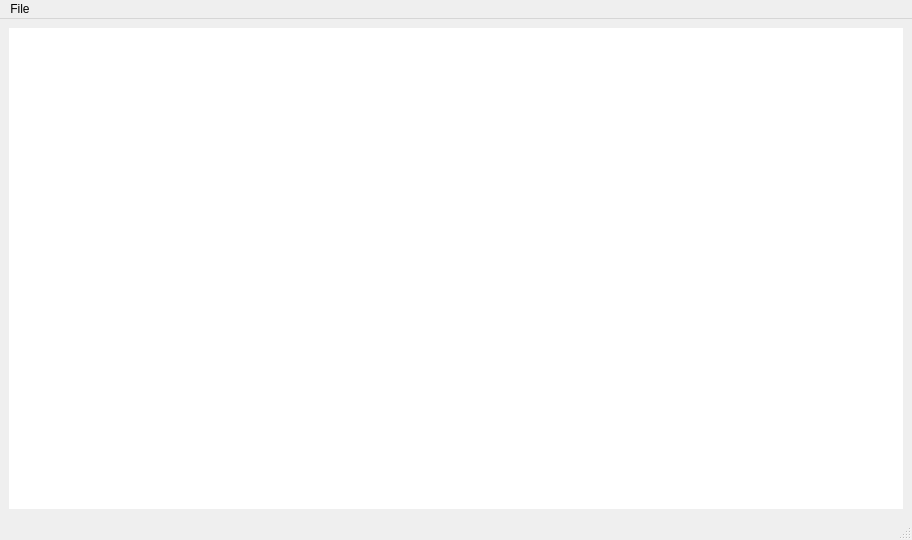
Qt form src/GridCal/Gui/Analysis/gui.ui (SanPen/GridCal) before a commit.
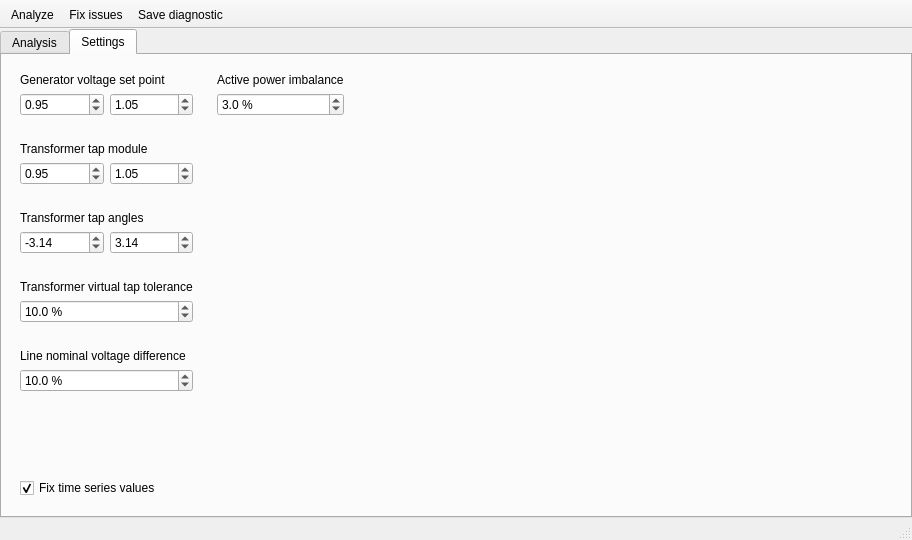
The same form after that commit. The open tabs and pages were chosen to show the change. Icons and pictures are not drawn.

Commit message: Now the analysis tool can also fix most detected errors

Diff of the .ui file:
```diff
--- a/src/GridCal/Gui/Analysis/gui.ui
+++ b/src/GridCal/Gui/Analysis/gui.ui
@@ -14,39 +14,367 @@
    <string>Grid Analysis Dialog</string>
   </property>
   <widget class="QWidget" name="centralwidget">
-   <layout class="QVBoxLayout" name="verticalLayout">
+   <layout class="QVBoxLayout" name="verticalLayout_2">
+    <property name="leftMargin">
+     <number>0</number>
+    </property>
+    <property name="topMargin">
+     <number>0</number>
+    </property>
+    <property name="rightMargin">
+     <number>0</number>
+    </property>
+    <property name="bottomMargin">
+     <number>0</number>
+    </property>
     <item>
-     <widget class="QTreeView" name="logsTreeView">
-      <property name="frameShape">
-       <enum>QFrame::NoFrame</enum>
+     <widget class="QTabWidget" name="tabWidget">
+      <property name="currentIndex">
+       <number>0</number>
       </property>
+      <widget class="QWidget" name="tab">
+       <attribute name="icon">
+        <iconset resource="icons.qrc">
+         <normaloff>:/icons/icons/inputs_analysis 2.svg</normaloff>:/icons/icons/inputs_analysis 2.svg</iconset>
+       </attribute>
+       <attribute name="title">
+        <string>Analysis</string>
+       </attribute>
+       <layout class="QVBoxLayout" name="verticalLayout">
+        <property name="leftMargin">
+         <number>0</number>
+        </property>
+        <property name="topMargin">
+         <number>0</number>
+        </property>
+        <property name="rightMargin">
+         <number>0</number>
+        </property>
+        <property name="bottomMargin">
+         <number>0</number>
+        </property>
+        <item>
+         <widget class="QTreeView" name="logsTreeView">
+          <property name="frameShape">
+           <enum>QFrame::NoFrame</enum>
+          </property>
+         </widget>
+        </item>
+       </layout>
+      </widget>
+      <widget class="QWidget" name="tab_2">
+       <attribute name="icon">
+        <iconset resource="icons.qrc">
+         <normaloff>:/icons/icons/gear.svg</normaloff>:/icons/icons/gear.svg</iconset>
+       </attribute>
+       <attribute name="title">
+        <string>Settings</string>
+       </attribute>
+       <layout class="QHBoxLayout" name="horizontalLayout">
+        <item>
+         <widget class="QFrame" name="frame">
+          <property name="maximumSize">
+           <size>
+            <width>400</width>
+            <height>16777215</height>
+           </size>
+          </property>
+          <property name="frameShape">
+           <enum>QFrame::NoFrame</enum>
+          </property>
+          <property name="frameShadow">
+           <enum>QFrame::Raised</enum>
+          </property>
+          <layout class="QGridLayout" name="gridLayout">
+           <item row="5" column="0" colspan="2">
+            <widget class="QLabel" name="label_5">
+             <property name="text">
+              <string/>
+             </property>
+            </widget>
+           </item>
+           <item row="1" column="0">
+            <widget class="QDoubleSpinBox" name="genVsetMinSpinBox">
+             <property name="value">
+              <double>0.950000000000000</double>
+             </property>
+            </widget>
+           </item>
+           <item row="12" column="0" colspan="2">
+            <widget class="QLabel" name="label_10">
+             <property name="text">
+              <string>Line nominal voltage difference</string>
+             </property>
+            </widget>
+           </item>
+           <item row="7" column="1">
+            <widget class="QDoubleSpinBox" name="transformerTapAngleMaxSpinBox">
+             <property name="minimum">
+              <double>-99.000000000000000</double>
+             </property>
+             <property name="value">
+              <double>3.140000000000000</double>
+             </property>
+            </widget>
+           </item>
+           <item row="14" column="0" colspan="2">
+            <spacer name="verticalSpacer">
+             <property name="orientation">
+              <enum>Qt::Vertical</enum>
+             </property>
+             <property name="sizeHint" stdset="0">
+              <size>
+               <width>20</width>
+               <height>94</height>
+              </size>
+             </property>
+            </spacer>
+           </item>
+           <item row="11" column="0" colspan="2">
+            <widget class="QLabel" name="label_9">
+             <property name="text">
+              <string/>
+             </property>
+            </widget>
+           </item>
+           <item row="6" column="0" colspan="2">
+            <widget class="QLabel" name="label_3">
+             <property name="text">
+              <string>Transformer tap angles</string>
+             </property>
+            </widget>
+           </item>
+           <item row="2" column="0" colspan="2">
+            <widget class="QLabel" name="label_4">
+             <property name="text">
+              <string/>
+             </property>
+            </widget>
+           </item>
+           <item row="15" column="0" colspan="2">
+            <widget class="QCheckBox" name="fixTimeSeriesCheckBox">
+             <property name="text">
+              <string>Fix time series values</string>
+             </property>
+             <property name="checked">
+              <bool>true</bool>
+             </property>
+            </widget>
+           </item>
+           <item row="7" column="0">
+            <widget class="QDoubleSpinBox" name="transformerTapAngleMinSpinBox">
+             <property name="minimum">
+              <double>-99999.000000000000000</double>
+             </property>
+             <property name="maximum">
+              <double>99999.000000000000000</double>
+             </property>
+             <property name="value">
+              <double>-3.140000000000000</double>
+             </property>
+            </widget>
+           </item>
+           <item row="8" column="0" colspan="2">
+            <widget class="QLabel" name="label_7">
+             <property name="text">
+              <string/>
+             </property>
+            </widget>
+           </item>
+           <item row="9" column="0" colspan="2">
+            <widget class="QLabel" name="label_6">
+             <property name="text">
+              <string>Transformer virtual tap tolerance</string>
+             </property>
+            </widget>
+           </item>
+           <item row="1" column="1">
+            <widget class="QDoubleSpinBox" name="genVsetMaxSpinBox">
+             <property name="value">
+              <double>1.050000000000000</double>
+             </property>
+            </widget>
+           </item>
+           <item row="3" column="0" colspan="2">
+            <widget class="QLabel" name="label_2">
+             <property name="text">
+              <string>Transformer tap module</string>
+             </property>
+            </widget>
+           </item>
+           <item row="4" column="1">
+            <widget class="QDoubleSpinBox" name="transformerTapModuleMaxSpinBox">
+             <property name="value">
+              <double>1.050000000000000</double>
+             </property>
+            </widget>
+           </item>
+           <item row="0" column="0" colspan="2">
+            <widget class="QLabel" name="label">
+             <property name="text">
+              <string>Generator voltage set point</string>
+             </property>
+            </widget>
+           </item>
+           <item row="10" column="0" colspan="2">
+            <widget class="QDoubleSpinBox" name="virtualTapToleranceSpinBox">
+             <property name="toolTip">
+              <string>This is the tolerance for the difference between a transformer winding nominal voltage and the nominal voltage of the bus it is connected to.</string>
+             </property>
+             <property name="suffix">
+              <string> %</string>
+             </property>
+             <property name="decimals">
+              <number>1</number>
+             </property>
+             <property name="maximum">
+              <double>9999.000000000000000</double>
+             </property>
+             <property name="value">
+              <double>10.000000000000000</double>
+             </property>
+            </widget>
+           </item>
+           <item row="4" column="0">
+            <widget class="QDoubleSpinBox" name="transformerTapModuleMinSpinBox">
+             <property name="value">
+              <double>0.950000000000000</double>
+             </property>
+            </widget>
+           </item>
+           <item row="13" column="0" colspan="2">
+            <widget class="QDoubleSpinBox" name="lineNominalVoltageToleranceSpinBox">
+             <property name="toolTip">
+              <string>This is the tolerance for the difference between a transformer winding nominal voltage and the nominal voltage of the bus it is connected to.</string>
+             </property>
+             <property name="suffix">
+              <string> %</string>
+             </property>
+             <property name="decimals">
+              <number>1</number>
+             </property>
+             <property name="maximum">
+              <double>9999.000000000000000</double>
+             </property>
+             <property name="value">
+              <double>10.000000000000000</double>
+             </property>
+            </widget>
+           </item>
+          </layout>
+         </widget>
+        </item>
+        <item>
+         <widget class="QFrame" name="frame_2">
+          <property name="frameShape">
+           <enum>QFrame::NoFrame</enum>
+          </property>
+          <property name="frameShadow">
+           <enum>QFrame::Raised</enum>
+          </property>
+          <layout class="QGridLayout" name="gridLayout_2">
+           <item row="0" column="0">
+            <widget class="QLabel" name="label_8">
+             <property name="text">
+              <string>Active power imbalance</string>
+             </property>
+            </widget>
+           </item>
+           <item row="1" column="0">
+            <widget class="QDoubleSpinBox" name="activePowerImbalanceSpinBox">
+             <property name="suffix">
+              <string> %</string>
+             </property>
+             <property name="decimals">
+              <number>1</number>
+             </property>
+             <property name="maximum">
+              <double>999.000000000000000</double>
+             </property>
+             <property name="value">
+              <double>3.000000000000000</double>
+             </property>
+            </widget>
+           </item>
+           <item row="2" column="0">
+            <spacer name="verticalSpacer_2">
+             <property name="orientation">
+              <enum>Qt::Vertical</enum>
+             </property>
+             <property name="sizeHint" stdset="0">
+              <size>
+               <width>20</width>
+               <height>373</height>
+              </size>
+             </property>
+            </spacer>
+           </item>
+          </layout>
+         </widget>
+        </item>
+        <item>
+         <spacer name="horizontalSpacer">
+          <property name="orientation">
+           <enum>Qt::Horizontal</enum>
+          </property>
+          <property name="sizeHint" stdset="0">
+           <size>
+            <width>565</width>
+            <height>20</height>
+           </size>
+          </property>
+         </spacer>
+        </item>
+       </layout>
+      </widget>
      </widget>
     </item>
    </layout>
   </widget>
-  <widget class="QMenuBar" name="menubar">
-   <property name="geometry">
-    <rect>
-     <x>0</x>
-     <y>0</y>
-     <width>912</width>
-     <height>22</height>
-    </rect>
-   </property>
-   <widget class="QMenu" name="menuFile">
-    <property name="title">
-     <string>File</string>
-    </property>
-    <addaction name="actionSave_diagnostic"/>
-   </widget>
-   <addaction name="menuFile"/>
-  </widget>
   <widget class="QStatusBar" name="statusbar"/>
+  <widget class="QToolBar" name="toolBar">
+   <property name="windowTitle">
+    <string>toolBar</string>
+   </property>
+   <property name="movable">
+    <bool>false</bool>
+   </property>
+   <attribute name="toolBarArea">
+    <enum>TopToolBarArea</enum>
+   </attribute>
+   <attribute name="toolBarBreak">
+    <bool>false</bool>
+   </attribute>
+   <addaction name="actionAnalyze"/>
+   <addaction name="actionFix_issues"/>
+   <addaction name="actionSave_diagnostic"/>
+  </widget>
   <action name="actionSave_diagnostic">
    <property name="text">
     <string>Save diagnostic</string>
    </property>
   </action>
+  <action name="actionFix_issues">
+   <property name="icon">
+    <iconset resource="icons.qrc">
+     <normaloff>:/icons/icons/fix.svg</normaloff>:/icons/icons/fix.svg</iconset>
+   </property>
+   <property name="text">
+    <string>Fix issues</string>
+   </property>
+  </action>
+  <action name="actionAnalyze">
+   <property name="icon">
+    <iconset resource="icons.qrc">
+     <normaloff>:/icons/icons/inputs_analysis 2.svg</normaloff>:/icons/icons/inputs_analysis 2.svg</iconset>
+   </property>
+   <property name="text">
+    <string>Analyze</string>
+   </property>
+   <property name="toolTip">
+    <string>Analyze the grid data</string>
+   </property>
+  </action>
  </widget>
  <resources/>
  <connections/>
```
Left out of the diff: 12 changed lines with no effect on the pictures. The commit also changes 26 other files.
